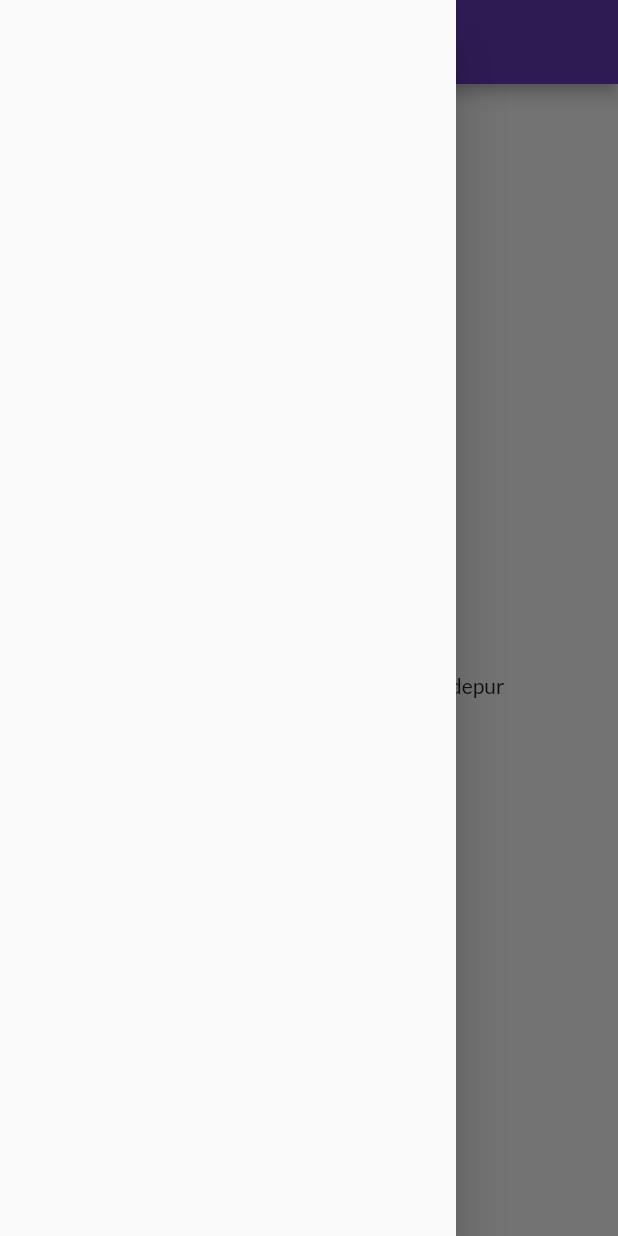
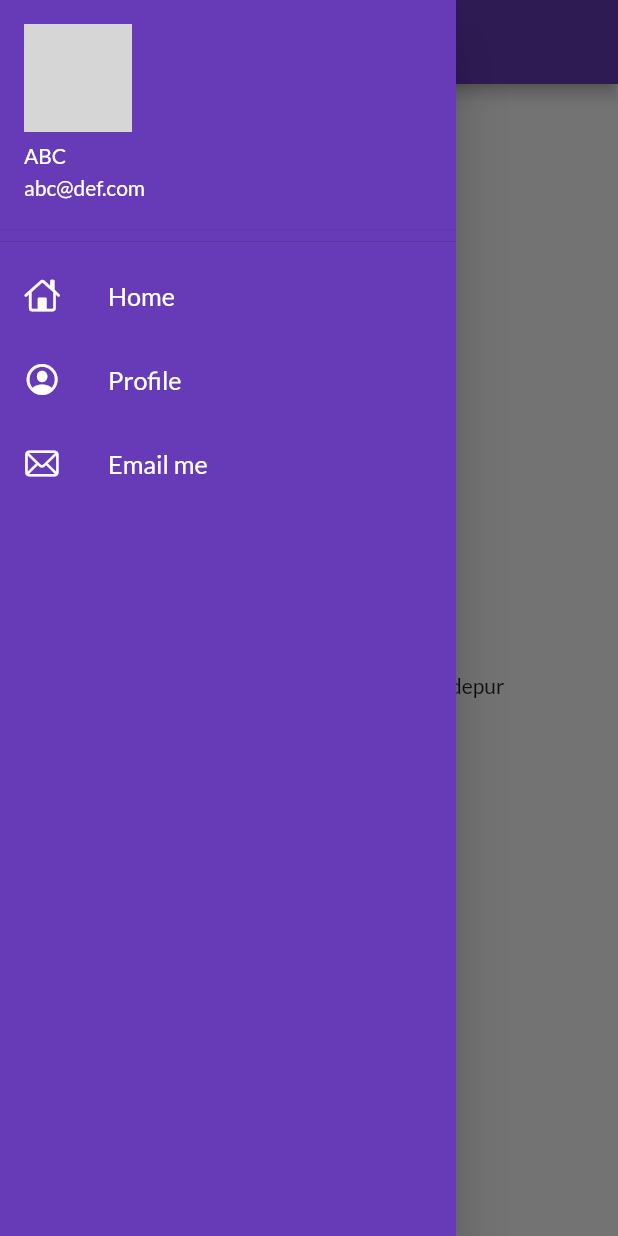
Before and after one commit to PoppyPretty/30daysofFlutter, a Flutter app: the HomePage screen opened by its route, with the side drawer open, on a phone screen of 412 x 824 dp. Run offline on Flutter 3.47's test engine with Material 2 defaults, Android fonts, the phone set to English and light mode, and no system bars; our stand-ins replace google_fonts; network calls fail; grey boxes are pictures that could not be loaded.

Commit message:
Day 9 completed

```diff
--- a/lib/main.dart
+++ b/lib/main.dart
@@ -22,6 +22,7 @@
       darkTheme: ThemeData(
         brightness: Brightness.dark,
       ),
+      debugShowCheckedModeBanner: false,
       initialRoute: "/",
       routes: {
         "/": ((context) => const LoginPage()),
--- a/lib/screens/home_page.dart
+++ b/lib/screens/home_page.dart
@@ -1,4 +1,5 @@
 import 'package:flutter/material.dart';
+import 'package:poppy_catalog/widgets/drawer.dart';
 
 class HomePage extends StatelessWidget {
   const HomePage({super.key});
@@ -16,7 +17,7 @@
         child:
             Text("Hello World! \n\n Welcome to $days days of Flutter by $name"),
       ),
-      drawer: const Drawer(),
+      drawer: const MyDrawer(),
     );
   }
 }
--- /dev/null
+++ b/lib/widgets/drawer.dart
@@ -0,0 +1,75 @@
+import 'package:flutter/material.dart';
+import 'package:flutter/cupertino.dart';
+
+class MyDrawer extends StatelessWidget {
+  const MyDrawer({super.key});
+
+  @override
+  Widget build(BuildContext context) {
+    const imageURL =
+        "https://images.unsplash.com/photo-1553514029-1318c9127859";
+
+    return Drawer(
+      child: Container(
+        color: Colors.deepPurple,
+        child: ListView(
+          children: [
+            const DrawerHeader(
+              padding: EdgeInsets.zero,
+              child: UserAccountsDrawerHeader(
+                accountName: Text("ABC"),
+                accountEmail: Text("abc@def.com"),
+                // currentAccountPicture: Image(image: NetworkImage(imageURL)),
+                currentAccountPicture: CircleAvatar(
+                  backgroundImage: NetworkImage(imageURL),
+                ),
+              ),
+            ),
+            ListTile(
+              onTap: () {
+                print("tapped 'Home'");
+              },
+              leading: const Icon(
+                CupertinoIcons.home,
+                color: Colors.white,
+              ),
+              title: const Text(
+                "Home",
+                textScaleFactor: 1.2,
+                style: TextStyle(color: Colors.white),
+              ),
+            ),
+            ListTile(
+              onTap: () {
+                print("tapped 'Profile'");
+              },
+              leading: const Icon(
+                CupertinoIcons.profile_circled,
+                color: Colors.white,
+              ),
+              title: const Text(
+                "Profile",
+                textScaleFactor: 1.2,
+                style: TextStyle(color: Colors.white),
+              ),
+            ),
+            ListTile(
+              onTap: () {
+                print("tapped 'Email me'");
+              },
+              leading: const Icon(
+                CupertinoIcons.mail,
+                color: Colors.white,
+              ),
+              title: const Text(
+                "Email me",
+                textScaleFactor: 1.2,
+                style: TextStyle(color: Colors.white),
+              ),
+            ),
+          ],
+        ),
+      ),
+    );
+  }
+}
```
